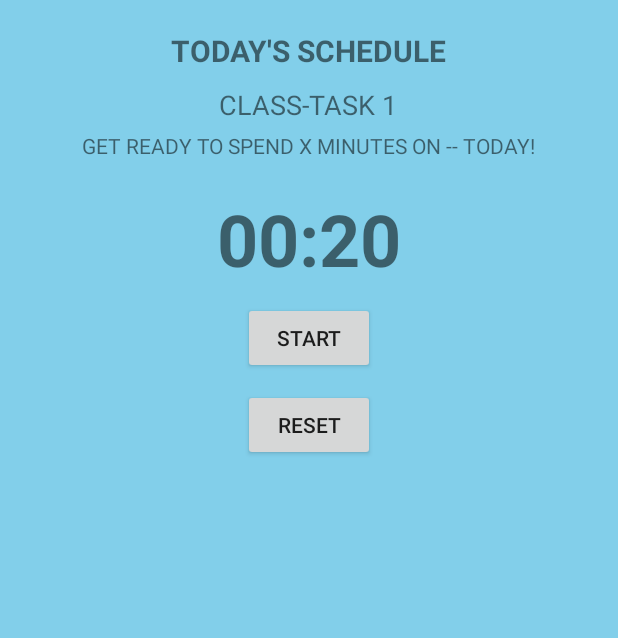
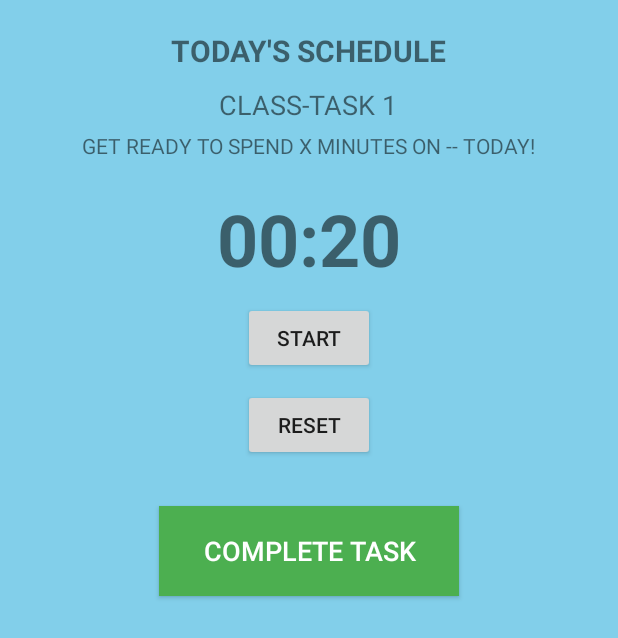
Before and after one commit to andycheng2018/SwiftTasks, an Android app: the layout fragment_task_screen.xml on its own in the app's theme, with its tools: preview values and no code run, on a phone screen of 412 x 824 dp. Shown: the top 638 px of the screen. Run offline under Robolectric (Android 15) with nearby library versions, the phone set to English and light mode, and no system bars.

Commit message:
recent changes

```diff
--- a/app/src/main/res/layout/fragment_task_screen.xml
+++ b/app/src/main/res/layout/fragment_task_screen.xml
@@ -67,5 +67,16 @@
         android:layout_centerHorizontal="true"
         android:layout_marginTop="10dp"/>
 
+    <Button
+        android:id="@+id/completeTaskButton"
+        android:layout_width="200dp"
+        android:layout_height="60dp"
+        android:text="Complete Task"
+        android:textSize="18sp"
+        android:background="#4CAF50"
+        android:textColor="#FFFFFF"
+        android:layout_below="@id/resetButton"
+        android:layout_centerHorizontal="true"
+        android:layout_marginTop="30dp"/>
 
 </RelativeLayout>
```
Also changed, not shown: app/src/main/java/com/example/scheduleapp/NewTaskActivity.java (+25 -13 lines).
